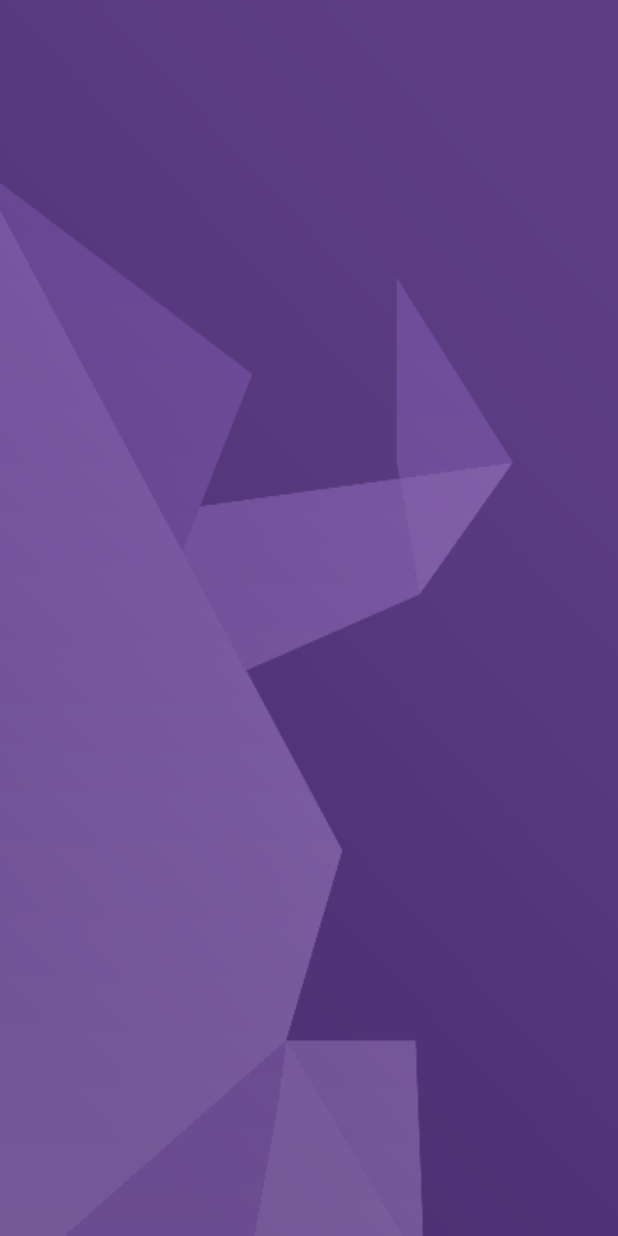
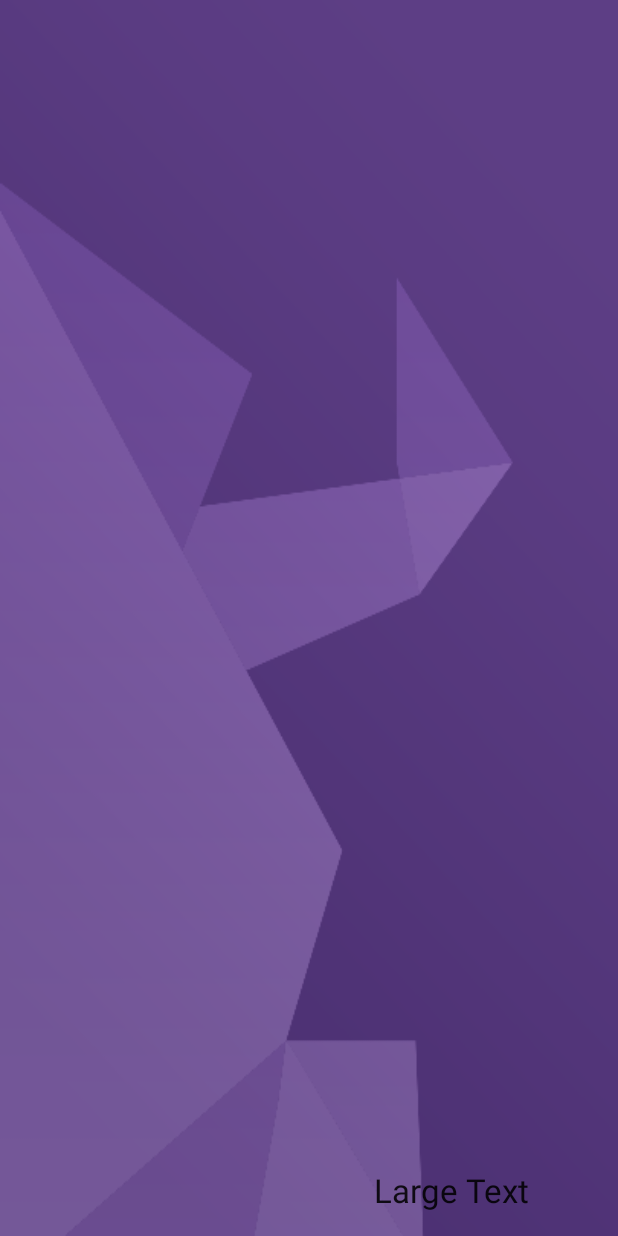
Before and after one commit to Ferranmrg/XatApp, an Android app: the layout activity_read_messages.xml on its own in the app's theme, with its tools: preview values and no code run, on a phone screen of 412 x 824 dp. Run offline under Robolectric (Android 15) with nearby library versions, the phone set to English and light mode, and no system bars.

```diff
--- a/app/src/main/res/layout/activity_read_messages.xml
+++ b/app/src/main/res/layout/activity_read_messages.xml
@@ -9,6 +9,18 @@
     android:paddingTop="@dimen/activity_vertical_margin"
     tools:context="com.ferran.yep.views.ReadMessages"
     android:background="@drawable/background">
+
+    <TextView
+        android:layout_width="wrap_content"
+        android:layout_height="wrap_content"
+        android:textAppearance="?android:attr/textAppearanceLarge"
+        android:text="Large Text"
+        android:id="@+id/countDownText"
+        android:layout_alignBottom="@+id/imgFromMessage"
+        android:layout_toRightOf="@+id/txtInMessage"
+        android:layout_toEndOf="@+id/txtInMessage"
+        android:layout_marginLeft="219dp"
+        android:layout_marginStart="219dp" />
 
     <TextView
         android:layout_width="wrap_content"
@@ -36,5 +48,9 @@
     <ImageView
         android:layout_width="match_parent"
         android:layout_height="match_parent"
-        android:id="@+id/imgFromMessage" />
+        android:id="@+id/imgFromMessage"
+        android:layout_alignParentBottom="true"
+        android:layout_toRightOf="@+id/txtInMessage"
+        android:layout_toEndOf="@+id/txtInMessage" />
+
 </RelativeLayout>
```
Also changed, not shown: app/src/main/java/com/ferran/yep/views/ReadMessages.java (+16 -2 lines), 20 other files.
